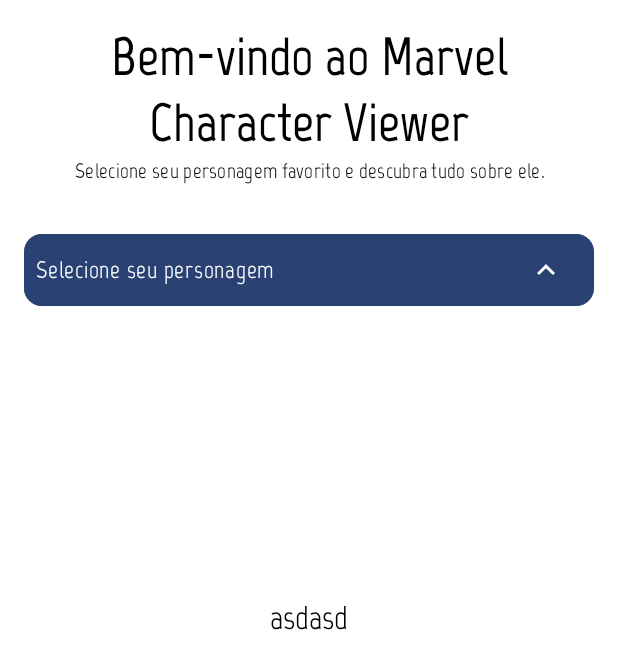
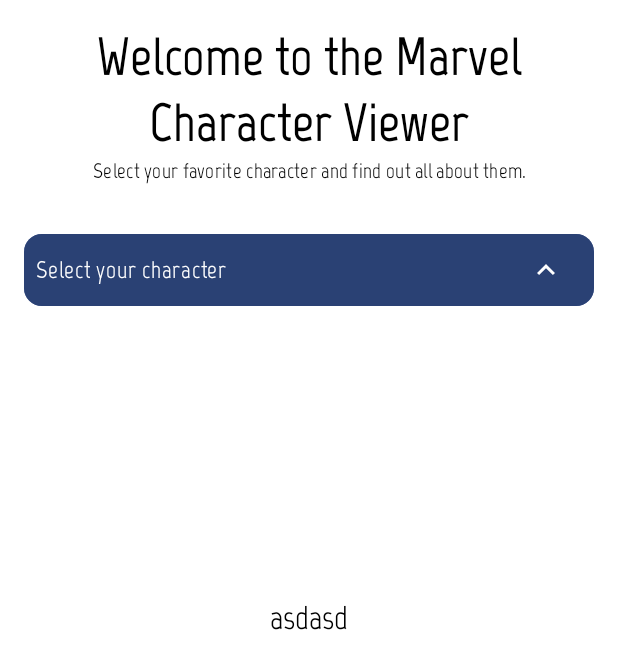
Before and after one commit to jounheringer/Marvel-Character-Viewer, an Android app built with Jetpack Compose: the @Preview function MarvelCharactersScreenPreview, on a phone screen of 412 x 824 dp. Shown: the top 669 px of the screen. Run offline under Robolectric (Android 15) with nearby library versions, the phone set to English and light mode, and no system bars; libraries missing offline, so code that uses them is left out: com.example.compose; pictures from the network do not load.

Commit message:
Translated any text to english and improved ui fo character info component

```diff
--- a/app/src/main/java/com/reringuy/marvelcharacterviewer/presentation/components/CharacterInfo.kt
+++ b/app/src/main/java/com/reringuy/marvelcharacterviewer/presentation/components/CharacterInfo.kt
@@ -1,9 +1,12 @@
 package com.reringuy.marvelcharacterviewer.presentation.components
 
+import androidx.compose.foundation.layout.Arrangement
+import androidx.compose.foundation.layout.Column
 import androidx.compose.foundation.layout.size
 import androidx.compose.material3.MaterialTheme
 import androidx.compose.material3.Text
 import androidx.compose.runtime.Composable
+import androidx.compose.ui.Alignment
 import androidx.compose.ui.Modifier
 import androidx.compose.ui.layout.ContentScale
 import androidx.compose.ui.text.style.TextAlign
@@ -15,6 +18,7 @@ import com.reringuy.marvelcharacterviewer.models.MarvelCharacter
 fun CharacterInfo(
     character: MarvelCharacter
 ) {
+    Column(horizontalAlignment = Alignment.CenterHorizontally, verticalArrangement = Arrangement.spacedBy(12.dp)) {
         AsyncImage(
             modifier = Modifier.size(128.dp),
             model = character.thumbnail.getFullPath().replace("http://", "https://"),
@@ -28,3 +32,4 @@ fun CharacterInfo(
             textAlign = TextAlign.Center
         )
     }
+}
--- a/app/src/main/java/com/reringuy/marvelcharacterviewer/presentation/views/MarvelListScreen.kt
+++ b/app/src/main/java/com/reringuy/marvelcharacterviewer/presentation/views/MarvelListScreen.kt
@@ -134,11 +134,11 @@ fun MarvelCharacterDropDown(
         .fillMaxWidth()
         .padding(8.dp, 0.dp)
     var expanded by remember { mutableStateOf(false) }
-    var selectedText by remember { mutableStateOf("Carregando lista") }
+    var selectedText by remember { mutableStateOf("Loading list") }
 
     LaunchedEffect(characters) {
         if (characters is OperationHandler.Success)
-            selectedText = "Selecione seu personagem"
+            selectedText = "Select your character"
     }
 
     Column(
@@ -169,9 +169,9 @@ fun MarvelCharacterDropDown(
                 Text(text = selectedText)
                 IconButton(onClick = { expanded = !expanded }) {
                     if (!expanded)
-                        Icon(Icons.Filled.KeyboardArrowUp, "Fechado")
+                        Icon(Icons.Filled.KeyboardArrowUp, "Closed")
                     else
-                        Icon(Icons.Filled.KeyboardArrowDown, "Aberto")
+                        Icon(Icons.Filled.KeyboardArrowDown, "Open")
                 }
             }
         }
@@ -236,13 +236,13 @@ fun MarvelCharacterHeader() {
         horizontalAlignment = Alignment.CenterHorizontally
     ) {
         Text(
-            text = "Bem-vindo ao Marvel Character Viewer",
+            text = "Welcome to the Marvel Character Viewer",
             style = MaterialTheme.typography.displaySmall,
             fontWeight = FontWeight.Bold,
             textAlign = TextAlign.Center
         )
         Text(
-            text = "Selecione seu personagem favorito e descubra tudo sobre ele.",
+            text = "Select your favorite character and find out all about them.",
             style = MaterialTheme.typography.bodyMedium,
             textAlign = TextAlign.Center
         )
```
Lines whose indentation alone changed are shown as unchanged.
